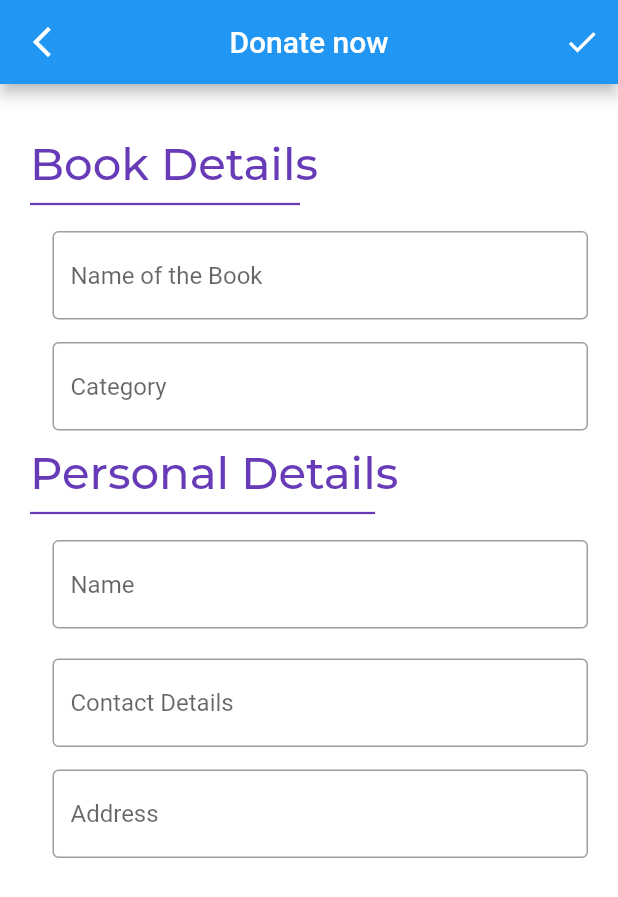
After one commit to BINGABABA/Hackout-22, a Flutter app: the DonatePage screen opened directly, on a phone screen of 412 x 824 dp. The commit adds this screen. Shown: the top 897 px of the screen. Run offline on Flutter 3.47's test engine with Material 2 defaults, Android fonts, the light colour scheme and no system bars; our stand-ins replace cloud_firestore, firebase_auth, firebase_core, flutter_svg, google_fonts; accounts and stored records are empty.

Commit message:
second commit

```diff
--- a/loginsignuppage/lib/Screens/Sign up/body.dart
+++ b/loginsignuppage/lib/Screens/Sign up/body.dart
@@ -141,7 +141,7 @@ class _BodyState extends State<Body> {
                   }
                   catch(e){
                     print(e);
-                    Utils.showSnacker(e.);
+                    // Utils.showSnacker(e.messege);
 
                   }
                   // try{
--- /dev/null
+++ b/loginsignuppage/lib/Screens/constants.dart
@@ -0,0 +1,20 @@
+import 'package:flutter/animation.dart';
+import 'package:flutter/material.dart';
+import 'package:google_fonts/google_fonts.dart';
+
+Color red = Colors.red;
+Color white = Colors.white;
+Color green = Colors.green;
+Color deepPurple = Colors.deepPurple;
+// Color red = Colors.red;
+// Color red = Colors.red;
+// Color red = Colors.red;
+
+final curve = GoogleFonts.dancingScript().copyWith(fontSize: 20);
+final openSans = GoogleFonts.openSans().copyWith(fontSize: 20);
+final yellowTail = GoogleFonts.yellowtail().copyWith(fontSize: 20);
+final roboto = GoogleFonts.roboto().copyWith(fontSize: 20);
+final newcurve = GoogleFonts.kaushanScript().copyWith(fontSize: 20);
+List<BoxShadow> shadow = [
+  BoxShadow(color: Colors.grey[100]!, blurRadius: 20, offset: Offset(0, 10))
+];
--- /dev/null
+++ b/loginsignuppage/lib/Screens/donatePage.dart
@@ -0,0 +1,243 @@
+import 'package:flutter/material.dart';
+import 'package:google_fonts/google_fonts.dart';
+import 'constants.dart';
+import 'package:firebase_core/firebase_core.dart';
+import 'package:cloud_firestore/cloud_firestore.dart';
+import 'receiver.dart';
+
+class DonatePage extends StatefulWidget {
+  const DonatePage({super.key});
+
+  @override
+  State<DonatePage> createState() => _DonatePageState();
+}
+
+class _DonatePageState extends State<DonatePage> {
+  final nameController = TextEditingController();
+  final categoryController = TextEditingController();
+  final Person = TextEditingController();
+  final Contact = TextEditingController();
+  final Address = TextEditingController();
+  late var bookName = "";
+  late var categ = "";
+  late var name = "";
+  late var contact = "";
+  late var address = "";
+  @override
+  Widget build(BuildContext context) {
+    return Scaffold(
+      appBar: AppBar(
+        leading:
+        IconButton(onPressed: () {}, icon: Icon(Icons.arrow_back_ios_new)),
+        title: Text('Donate now'),
+        centerTitle: true,
+        actions: [
+          IconButton(
+              onPressed: () {
+                createUser(
+                    a: bookName, b: categ, c: name, d: contact, e: address);
+                Navigator.push(context,
+                    MaterialPageRoute(builder: (context) => Receiver()));
+                // Navigator.pop(context);
+              },
+              icon: Icon(Icons.check))
+        ],
+      ),
+      body: SingleChildScrollView(
+        child: Column(
+          children: [
+            Container(
+              padding: EdgeInsets.only(left: 20, right: 20, top: 35),
+              child: Expanded(
+                child: Column(
+                  children: [
+                    Align(
+                      child: Text(
+                        'Book Details',
+                        style: GoogleFonts.montserrat(
+                          textStyle: TextStyle(color: deepPurple),
+                          fontWeight: FontWeight.w500,
+                        ).copyWith(fontSize: 30),
+                      ),
+                      alignment: Alignment.centerLeft,
+                    ),
+                    Align(
+                      child: SizedBox(
+                        width: 180,
+                        child: Divider(
+                          color: deepPurple,
+                          thickness: 1.5,
+                        ),
+                      ),
+                      alignment: Alignment.centerLeft,
+                    ),
+                    Container(
+                      margin: EdgeInsets.only(left: 15),
+                      child: Column(
+                        children: [
+                          SizedBox(
+                            height: 10,
+                          ),
+                          TextField(
+                            controller: nameController,
+                            decoration: InputDecoration(
+                                border: OutlineInputBorder(),
+                                hintText: 'Name of the Book'),
+                            onChanged: (val) {
+                              bookName = nameController.text;
+                            },
+                          ),
+                          SizedBox(
+                            height: 15,
+                          ),
+                          TextField(
+                            controller: categoryController,
+                            decoration: InputDecoration(
+                                border: OutlineInputBorder(),
+                                hintText: 'Category'),
+                            onChanged: (val) {
+                              categ = categoryController.text;
+                            },
+                          ),
+                        ],
+                      ),
+                    ),
+                  ],
+                ),
+                flex: 2,
+              ),
+            ),
+            Container(
+              padding: EdgeInsets.symmetric(
+                vertical: 10,
+                horizontal: 20,
+              ),
+              child: Expanded(
+                child: Column(
+                  children: [
+                    Align(
+                      child: Text(
+                        'Personal Details',
+                        style: GoogleFonts.montserrat(
+                          textStyle: TextStyle(color: deepPurple),
+                          fontWeight: FontWeight.w500,
+                        ).copyWith(fontSize: 30),
+                      ),
+                      alignment: Alignment.centerLeft,
+                    ),
+                    Align(
+                      child: SizedBox(
+                        width: 230,
+                        child: Divider(
+                          color: deepPurple,
+                          thickness: 1.5,
+                        ),
+                      ),
+                      alignment: Alignment.centerLeft,
+                    ),
+                    Container(
+                      margin: EdgeInsets.only(left: 15),
+                      child: Column(
+                        children: [
+                          SizedBox(
+                            height: 10,
+                          ),
+                          TextField(
+                            controller: Person,
+                            decoration: InputDecoration(
+                                border: OutlineInputBorder(), hintText: 'Name'),
+                            onChanged: (val) {
+                              name = Person.text;
+                            },
+                          ),
+                          SizedBox(
+                            height: 20,
+                          ),
+                          TextField(
+                            controller: Contact,
+                            decoration: InputDecoration(
+                                border: OutlineInputBorder(),
+                                hintText: 'Contact Details'),
+                            onChanged: (val) {
+                              bookName = Contact.text;
+                            },
+                          ),
+                          SizedBox(
+                            height: 15,
+                          ),
+                          TextField(
+                            controller: Address,
+                            decoration: InputDecoration(
+                                border: OutlineInputBorder(),
+                                hintText: 'Address'),
+                            onChanged: (val) {
+                              address = Address.text;
+                            },
+                          ),
+                        ],
+                      ),
+                    ),
+                  ],
+                ),
+                flex: 3,
+              ),
+            )
+          ],
+        ),
+      ),
+    );
+  }
+
+  Stream<List<User>> readUsers() => FirebaseFirestore.instance
+      .collection('donated')
+      .snapshots()
+      .map((snapshot) =>
+      snapshot.docs.map((doc) => User.fromJson(doc.data())).toList());
+
+  Future createUser({
+    required String a,
+    required String b,
+    required String c,
+    required String d,
+    required String e,
+  }) async {
+    final docUser = FirebaseFirestore.instance.collection('donated').doc();
+    final user = User(
+      id: docUser.id,
+      A: a,
+      B: b,
+      C: c,
+      D: d,
+      E: e,
+    );
+    final json = user.toJson();
+    await docUser.set(json);
+  }
+}
+
+class User {
+  late String id;
+  final String A, B, C, D, E;
+  User(
+      {this.id = '',
+        required this.A,
+        required this.B,
+        required this.C,
+        required this.D,
+        required this.E});
+  Map<String, dynamic> toJson() => {
+    'id': id,
+    'Book Name': A,
+    'Category': B,
+    'Name': C,
+    'Contact Details': D,
+    'Address': E,
+  };
+  static User fromJson(Map<String, dynamic> json) => User(
+      id: json['id'],
+      A: json['Book Name'],
+      B: json['Category'],
+      C: json['Name'],
+      D: json['Contact Details'],
+      E: json['Address']);
+}
--- /dev/null
+++ b/loginsignuppage/lib/Screens/receiver.dart
@@ -0,0 +1,102 @@
+import 'package:flutter/material.dart';
+import 'package:cloud_firestore/cloud_firestore.dart';
+import 'constants.dart';
+
+class Receiver extends StatefulWidget {
+  const Receiver({Key? key}) : super(key: key);
+  @override
+  State<Receiver> createState() => _ReceiverState();
+}
+
+class _ReceiverState extends State<Receiver> {
+  @override
+  Widget build(BuildContext context) {
+    return Scaffold(
+      appBar: AppBar(
+        title: Text('Get em here'),
+        centerTitle: true,
+      ),
+      body: Stack(
+        children: [
+          Positioned(
+            child: StreamBuilder<List<User>>(
+              stream: readUsers(),
+              builder: ((context, snapshot) {
+                if (snapshot.hasError) {
+                  return Text(
+                      'OHH NO!!!\nsomething went wrong${snapshot.error}');
+                } else if (snapshot.hasData) {
+                  final users = snapshot.data!;
+                  return ListView(
+                    children: users.map(buildUser).toList(),
+                  );
+                } else {
+                  return Center(
+                    child: CircularProgressIndicator(),
+                  );
+                }
+              }),
+            ),
+          ),
+        ],
+      ),
+    );
+  }
+
+  Widget buildUser(User user) => GestureDetector(
+        child: Container(
+          height: 100,
+          padding: EdgeInsets.all(10),
+          decoration: BoxDecoration(
+              color: white,
+              boxShadow: shadow,
+              borderRadius: BorderRadius.circular(30)),
+          margin: EdgeInsets.all(15),
+          child: Column(
+            crossAxisAlignment: CrossAxisAlignment.start,
+            mainAxisAlignment: MainAxisAlignment.spaceEvenly,
+            children: [
+              Text(user.A),
+              Text(user.B),
+              Text(user.C),
+              Text(user.D),
+              Text(user.E),
+            ],
+          ),
+        ),
+        onTap: () {},
+      );
+  Stream<List<User>> readUsers() => FirebaseFirestore.instance
+      .collection('donated')
+      .snapshots()
+      .map((snapshot) =>
+          snapshot.docs.map((doc) => User.fromJson(doc.data())).toList());
+}
+
+class User {
+  late String id;
+  final String A, B, C, D, E;
+  User(
+      {this.id = '',
+      required this.A,
+      required this.B,
+      required this.C,
+      required this.D,
+      required this.E});
+
+  Map<String, dynamic> toJson() => {
+        'id': id,
+        'Book Name': A,
+        'Category': B,
+        'Name': C,
+        'Contact Details': D,
+        'Address': E,
+      };
+  static User fromJson(Map<String, dynamic> json) => User(
+      id: json['id'],
+      A: json['Book Name'],
+      B: json['Category'],
+      C: json['Name'],
+      D: json['Conatct Details'],
+      E: json['Address']);
+}
--- a/loginsignuppage/lib/main.dart
+++ b/loginsignuppage/lib/main.dart
@@ -23,7 +23,7 @@ class MyApp extends StatelessWidget {
   @override
   Widget build(BuildContext context) {
     return MaterialApp(
-      scaffoldMessengerKey: Utils.messengerKey,
+      // scaffoldMessengerKey: Utils.messengerKey,
       debugShowCheckedModeBanner: false ,
       title: 'Flutter Auth',
       theme: ThemeData(
--- a/loginsignuppage/pubspec.yaml
+++ b/loginsignuppage/pubspec.yaml
@@ -31,6 +31,7 @@ environment:
 dependencies:
   flutter:
     sdk: flutter
+  google_fonts: ^3.0.1
 
 
   # The following adds the Cupertino Icons font to your application.
@@ -41,6 +42,9 @@ dependencies:
   firebase_core: ^1.24.0
   firebase_auth: ^3.11.2
   cloud_firestore: ^3.5.1
+  flutter_spinkit: ^5.1.0
+
+
 
 
 dev_dependencies:
@@ -53,6 +57,7 @@ dev_dependencies:
   # package. See that file for information about deactivating specific lint
   # rules and activating additional ones.
   flutter_lints: ^2.0.0
+  google_sign_in:
 
 # For information on the generic Dart part of this file, see the
 # following page: https://dart.dev/tools/pub/pubspec
```
Also changed, not shown: loginsignuppage/lib/Components/Rounded_button.dart (added, +44 -0 lines), loginsignuppage/lib/Screens/Mainpage/Welcome_sc.dart (+12 -19 lines), loginsignuppage/lib/Screens/login/components/body.dart (+22 -15 lines), loginsignuppage/lib/Screens/resources.dart (added), loginsignuppage/pubspec.lock.
